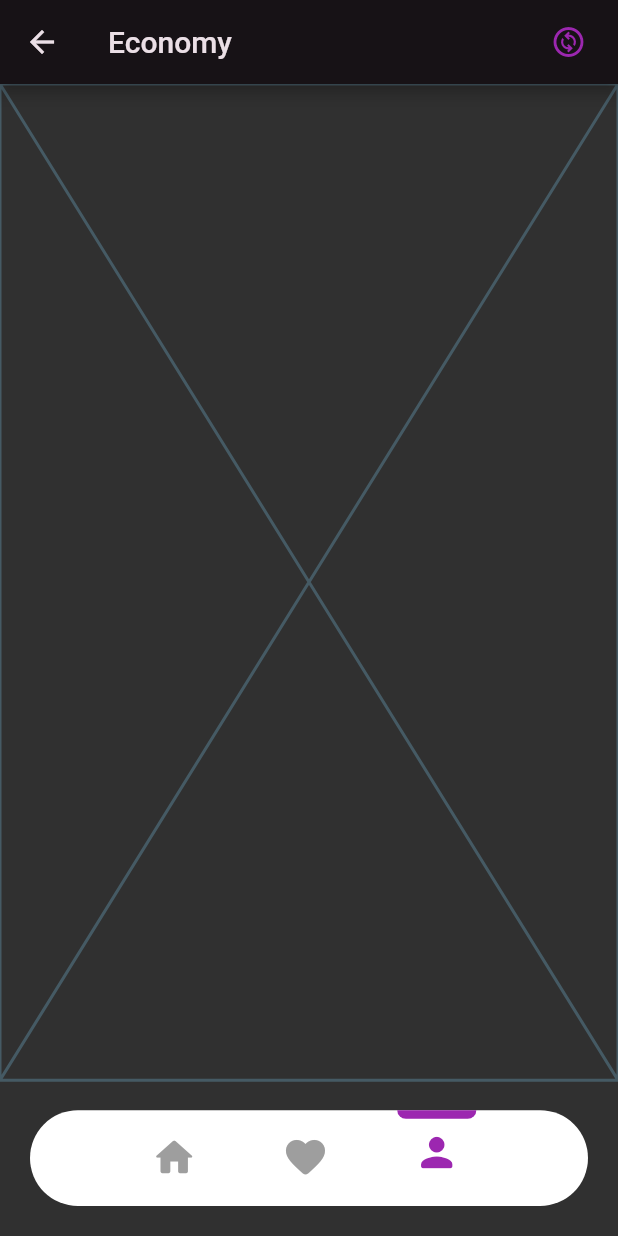
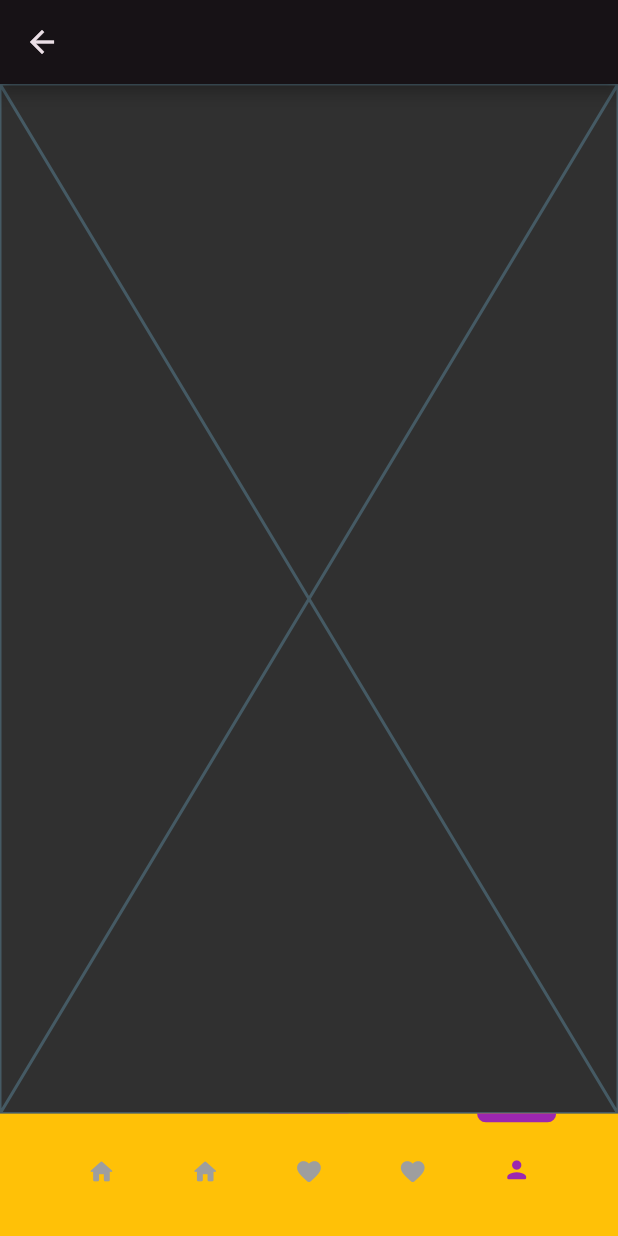
Before and after one commit to MichaelChernyshevsky/timeful-app, a Flutter app: the MainScreen screen opened by its route, after a tap on the "favorite" icon, after a tap on the "person" icon, on a phone screen of 412 x 824 dp. Run offline on Flutter 3.47's test engine with Material 2 defaults, Android fonts, the phone set to English and light mode, and no system bars; our stand-ins replace equatable, flutter_bloc, flutter_svg, get_it.

Commit message:
refactor boottomNavigation

```diff
--- a/lib/core/constants/app_constants.dart
+++ b/lib/core/constants/app_constants.dart
@@ -4,12 +4,16 @@ import 'package:app_with_apps/core/localization/app_localization.dart';
 class AppConstants {
   static List<IconData> get iconsBottomBar => [
         Icons.home_rounded,
+        Icons.home_rounded,
+        Icons.favorite_rounded,
         Icons.favorite_rounded,
         Icons.person_rounded,
       ];
   static List<String> get titlesBottomBar => [
         AppLocalizations.current.news,
-        AppLocalizations.current.history,
+        AppLocalizations.current.news,
+        AppLocalizations.current.historyEconomy,
+        AppLocalizations.current.historyEconomy,
         AppLocalizations.current.user,
       ];
 }
--- a/lib/core/localization/app_localization.dart
+++ b/lib/core/localization/app_localization.dart
@@ -48,7 +48,9 @@ class AppLocalizations {
   String get curse => Intl.message('Current Curse');
   // titles
   String get news => Intl.message('News');
-  String get history => Intl.message('History');
+  String get historyEconomy => Intl.message('historyEconomy');
+  String get historyToDo => Intl.message('historyToDo');
+
   String get user => Intl.message('User');
   // splash screen
   String get pressToContinue => Intl.message('Press to continue');
--- a/lib/core/manager/get.it/app_provider.dart
+++ b/lib/core/manager/get.it/app_provider.dart
@@ -8,20 +8,12 @@ class AppProvider extends ChangeNotifier {
 
   // history
 
-  Functions appIs = Functions.economy;
-
-  int get sortIndex => sortsIndex[appIs.index];
-
   List<int> sortsIndex = [0, 0];
 
   List<Enum> pagesStates = [
     EconomySortState.all,
     ToDoSortState.all,
   ];
-
-  void setSortIndex({required int index}) => sortsIndex[appIs.index] = index;
-
-  String get getStateString => kindsSorts[appIs.index][sortIndex].toString();
 
   List<SortParametrs> sortParametrs = [
     SortParametrs(
@@ -55,41 +47,5 @@ class AppProvider extends ChangeNotifier {
     ],
   ];
 
-  Enum get getState => getCurrentState();
-
-  Enum getCurrentState() {
-    if (appIs == Functions.economy) {
-      return pagesStates[0];
-    } else {
-      return pagesStates[1];
-    }
-  }
-
-  List<Widget> get pages => getPages();
-
-  List<Widget> getPages() {
-    if (appIs == Functions.economy) {
-      return PagesService.pagesEconomy;
-    }
-    return PagesService.pagesTodo;
-  }
-
-  Text get getAppBarTitle => Text(getTitle());
-
-  String getTitle() {
-    if (appIs == Functions.economy) {
-      return AppLocalizations.current.economy;
-    }
-    return AppLocalizations.current.todo;
-  }
-
-  void changeFunctions() {
-    if (appIs == Functions.todo) {
-      appIs = Functions.economy;
-    } else {
-      appIs = Functions.todo;
-    }
-  }
-
-  //
+  List<Widget> get pages => PagesService.pages;
 }
--- a/lib/interface/screens/common/main_screen.dart
+++ b/lib/interface/screens/common/main_screen.dart
@@ -1,5 +1,6 @@
 import 'package:app_with_apps/core/manager/economy_bloc/economy_bloc.dart';
 import 'package:app_with_apps/interface/exports/screens_exports.dart';
+import 'package:flutter/gestures.dart';
 import 'package:flutter_bloc/flutter_bloc.dart';
 
 class MainScreen extends StatefulWidget {
@@ -19,10 +20,6 @@ class _MainScreenState extends State<MainScreen> {
     super.initState();
   }
 
-  void changeFunctions() => setState(() {
-        GetIt.I.get<AppProvider>().changeFunctions();
-      });
-
   void changePage(int index) {
     setState(
       () => _selectedIndex = index,
@@ -33,39 +30,22 @@ class _MainScreenState extends State<MainScreen> {
   Widget build(BuildContext context) {
     final size = MediaQuery.of(context).size;
     return Scaffold(
-      appBar: AppBar(
-        title: GetIt.I.get<AppProvider>().getAppBarTitle,
-        actions: [
-          Padding(
-            padding: getPadding(right: 20),
-            child: GestureDetector(
-              onTap: changeFunctions,
-              child: Icon(
-                Icons.change_circle_outlined,
-                color: UTILSConstants.purple,
-              ),
-            ),
-          ),
-        ],
-      ),
-
+      appBar: AppBar(),
       body: Stack(
         children: [
           GetIt.I.get<AppProvider>().pages[_selectedIndex],
         ],
       ),
       bottomNavigationBar: Container(
-        width: getWidth(100),
-        margin: const EdgeInsets.all(20),
-        height: size.width * .155,
-        decoration: BoxDecoration(
-          color: UTILSConstants.white,
-          borderRadius: BorderRadius.circular(50),
-        ),
-        child: ListView.builder(
+        color: Colors.amber,
+        height: getHeight(80),
+        child: Row(
+          mainAxisAlignment: MainAxisAlignment.center,
+          children: [
+            ListView.builder(
+              shrinkWrap: true,
               itemCount: AppConstants.iconsBottomBar.length,
               scrollDirection: Axis.horizontal,
-          padding: getPadding(left: 50, right: 50),
               itemBuilder: (context, index) => InkWell(
                 onTap: () => changePage(index),
                 splashColor: UTILSConstants.transparent,
@@ -77,9 +57,9 @@ class _MainScreenState extends State<MainScreen> {
                       duration: const Duration(milliseconds: 1500),
                       curve: Curves.fastLinearToSlowEaseIn,
                       margin: EdgeInsets.only(
-                    bottom: index == _selectedIndex ? 0 : size.width * .029,
-                    right: size.width * .0422,
-                    left: size.width * .0422,
+                        bottom: index == _selectedIndex ? 0 : size.width * .02,
+                        right: size.width * .02,
+                        left: size.width * .02,
                       ),
                       width: size.width * .128,
                       height: index == _selectedIndex ? size.width * .014 : 0,
@@ -92,7 +72,7 @@ class _MainScreenState extends State<MainScreen> {
                     ),
                     Icon(
                       AppConstants.iconsBottomBar[index],
-                  size: size.width * .076,
+                      size: size.width * .046,
                       color: index == _selectedIndex
                           ? UTILSConstants.purple
                           : UTILSConstants.grey,
@@ -102,26 +82,9 @@ class _MainScreenState extends State<MainScreen> {
                 ),
               ),
             ),
+          ],
         ),
-      // bottomNavigationBar: BottomNavigationBar(
-      //   items: <BottomNavigationBarItem>[
-      //     BottomNavigationBarItem(
-      //       icon: AppConstants.iconsBottomBar[0],
-      //       label: AppConstants.titlesBottomBar[0],
-      //     ),
-      //     BottomNavigationBarItem(
-      //       icon: AppConstants.iconsBottomBar[1],
-      //       label: AppConstants.titlesBottomBar[1],
-      //     ),
-      //     BottomNavigationBarItem(
-      //       icon: AppConstants.iconsBottomBar[2],
-      //       label: AppConstants.titlesBottomBar[2],
-      //     ),
-      //   ],
-      //   currentIndex: _selectedIndex,
-      //   selectedItemColor: Colors.purple,
-      //   onTap: changePage,
-      // ),
+      ),
     );
   }
 }
--- a/lib/interface/screens/common/pages/service/pages_service.dart
+++ b/lib/interface/screens/common/pages/service/pages_service.dart
@@ -1,14 +1,11 @@
 import 'package:app_with_apps/interface/exports/screens_exports.dart';
 
 class PagesService {
-  static List<Widget> get pagesEconomy => [
+  static List<Widget> get pages => [
         const NewsEconomyPage(),
+        const NewsEconomyPage(),
+        const HistoryToDoPage(),
         const HistoryEconomyPage(),
         const UserPage(),
       ];
-  static List<Widget> get pagesTodo => [
-        const NewsToDoPage(),
-        const HistoryToDoPage(),
-        const UserPage(),
-      ];
 }
```
Also changed, not shown: 11 other files. Lines whose indentation alone changed are shown as unchanged.
